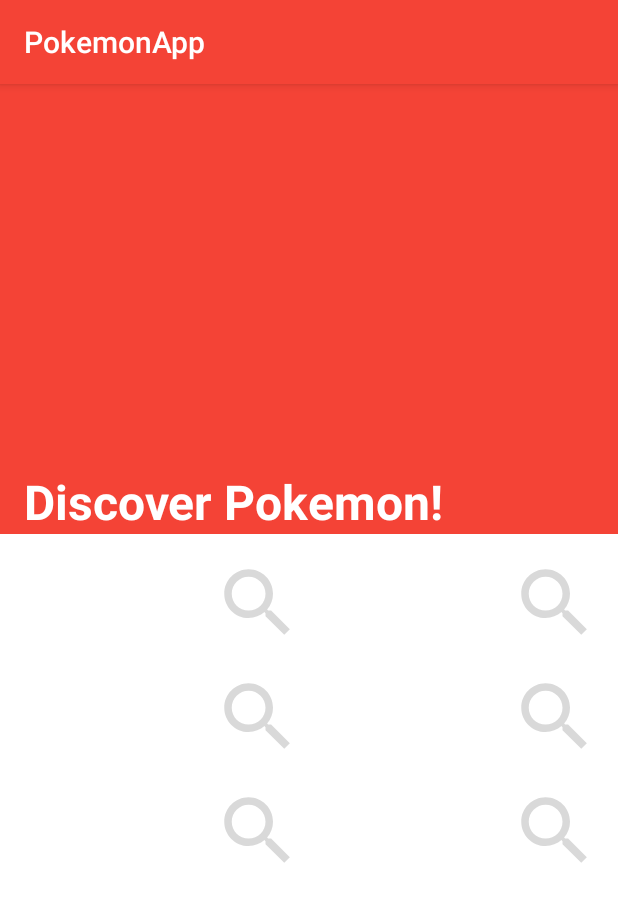
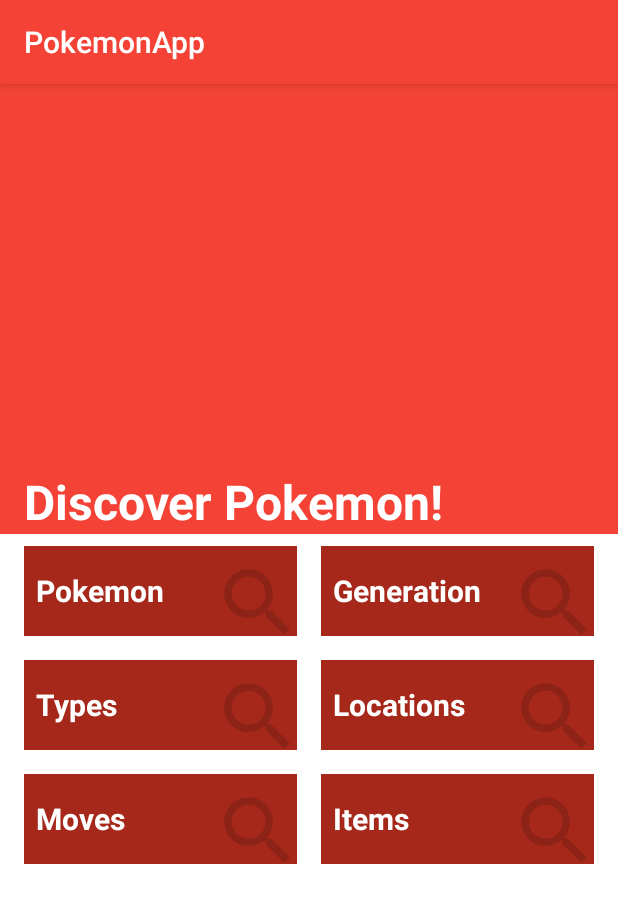
Before and after one commit to zanecarey/PokemonApp, an Android app: the screen it shows after launch (MainActivity), on a phone screen of 412 x 824 dp. Shown: the top 903 px of the screen. Run offline under Robolectric (Android 15) with nearby library versions, the phone set to English and light mode, and no system bars; our stand-ins replace Room's generated code.

Commit message:
Fixed background color bug

```diff
--- a/app/src/main/java/zane/carey/pokemonapp/ui/HomeScreen/CategoryAdapter.kt
+++ b/app/src/main/java/zane/carey/pokemonapp/ui/HomeScreen/CategoryAdapter.kt
@@ -1,14 +1,17 @@
 package zane.carey.pokemonapp.ui.HomeScreen
 
 import android.content.Context
+import android.graphics.Color
 import android.graphics.PorterDuff
 import android.graphics.PorterDuffColorFilter
 import android.view.LayoutInflater
 import android.view.View
 import android.view.ViewGroup
+import androidx.core.content.ContextCompat
 import androidx.navigation.findNavController
 import androidx.recyclerview.widget.RecyclerView
 import kotlinx.android.synthetic.main.category_list_item.view.*
+import zane.carey.pokemonapp.App.Companion.context
 import zane.carey.pokemonapp.R
 import zane.carey.pokemonapp.model.Category
 import java.util.*
@@ -27,7 +30,10 @@ class CategoryAdapter(
             itemView.setOnClickListener {
                 if(item.id == 1){//Pokedex
                     //color category background
-                    itemView.setBackgroundColor(item.color)
+                    //itemView.relativeLayoutBackground.setBackgroundColor(R.color.red)
+                    val colorValue = ContextCompat.getColor(context, R.color.red)
+                    itemView.relativeLayoutBackground.setBackgroundColor(colorValue)
+
                     it.findNavController().navigate(R.id.action_navigation_main_to_navigation_pokemon)
                 } else if(item.id == 2){//Generation
 
@@ -54,6 +60,7 @@ class CategoryAdapter(
 
     override fun onBindViewHolder(holder: ViewHolder, position: Int) {
         val item = categories[position]
+        holder.itemView.setBackgroundColor(ContextCompat.getColor(context, R.color.red))
         holder.bindView(item)
     }
 
--- a/app/src/main/res/layout/category_list_item.xml
+++ b/app/src/main/res/layout/category_list_item.xml
@@ -10,7 +10,9 @@
     android:clipToPadding="false"
     android:focusable="true"
     android:orientation="vertical"
-    android:padding="8dp">
+    android:padding="8dp"
+    android:background="@color/blue"
+    >
 
     <TextView
         android:id="@+id/categoryName"
```
